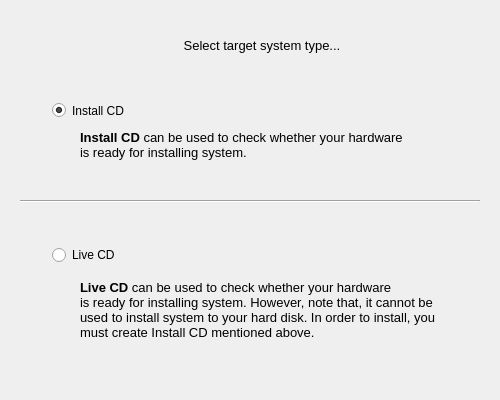
First picture: the form in gsoc/pardusman-wizard/screens/screenSystemType.ui, repository pars-linux/uludag, before the edit.
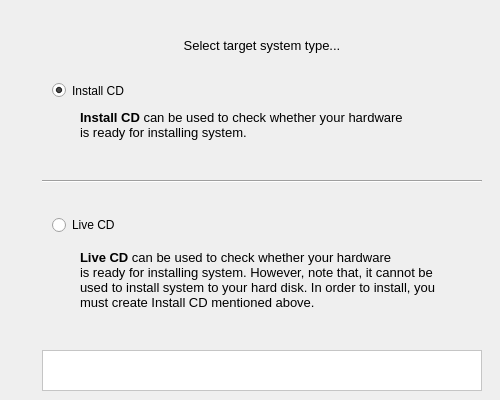
Second picture: the form after the edit.

Diff of the .ui file:
```diff
--- a/gsoc/pardusman-wizard/screens/screenSystemType.ui
+++ b/gsoc/pardusman-wizard/screens/screenSystemType.ui
@@ -36,7 +36,7 @@
    <property name="geometry" >
     <rect>
      <x>52</x>
-     <y>80</y>
+     <y>60</y>
      <width>420</width>
      <height>61</height>
     </rect>
@@ -52,7 +52,7 @@
    <property name="geometry" >
     <rect>
      <x>52</x>
-     <y>240</y>
+     <y>210</y>
      <width>420</width>
      <height>30</height>
     </rect>
@@ -65,7 +65,7 @@
    <property name="geometry" >
     <rect>
      <x>80</x>
-     <y>270</y>
+     <y>240</y>
      <width>381</width>
      <height>80</height>
     </rect>
@@ -85,7 +85,7 @@
    <property name="geometry" >
     <rect>
      <x>80</x>
-     <y>110</y>
+     <y>90</y>
      <width>361</width>
      <height>71</height>
     </rect>
@@ -102,9 +102,9 @@
   <widget class="Line" name="line" >
    <property name="geometry" >
     <rect>
-     <x>20</x>
-     <y>200</y>
-     <width>460</width>
+     <x>42</x>
+     <y>180</y>
+     <width>440</width>
      <height>3</height>
     </rect>
    </property>
@@ -112,6 +112,47 @@
     <enum>Qt::Horizontal</enum>
    </property>
   </widget>
+  <widget class="QFrame" name="frameError" >
+   <property name="enabled" >
+    <bool>true</bool>
+   </property>
+   <property name="geometry" >
+    <rect>
+     <x>42</x>
+     <y>350</y>
+     <width>440</width>
+     <height>41</height>
+    </rect>
+   </property>
+   <property name="autoFillBackground" >
+    <bool>false</bool>
+   </property>
+   <property name="styleSheet" >
+    <string notr="true" >background-color: white; color: red;</string>
+   </property>
+   <property name="frameShape" >
+    <enum>QFrame::StyledPanel</enum>
+   </property>
+   <property name="frameShadow" >
+    <enum>QFrame::Raised</enum>
+   </property>
+   <widget class="QLabel" name="labelError" >
+    <property name="geometry" >
+     <rect>
+      <x>20</x>
+      <y>5</y>
+      <width>400</width>
+      <height>31</height>
+     </rect>
+    </property>
+    <property name="text" >
+     <string/>
+    </property>
+    <property name="alignment" >
+     <set>Qt::AlignCenter</set>
+    </property>
+   </widget>
+  </widget>
  </widget>
  <resources/>
  <connections/>
```
